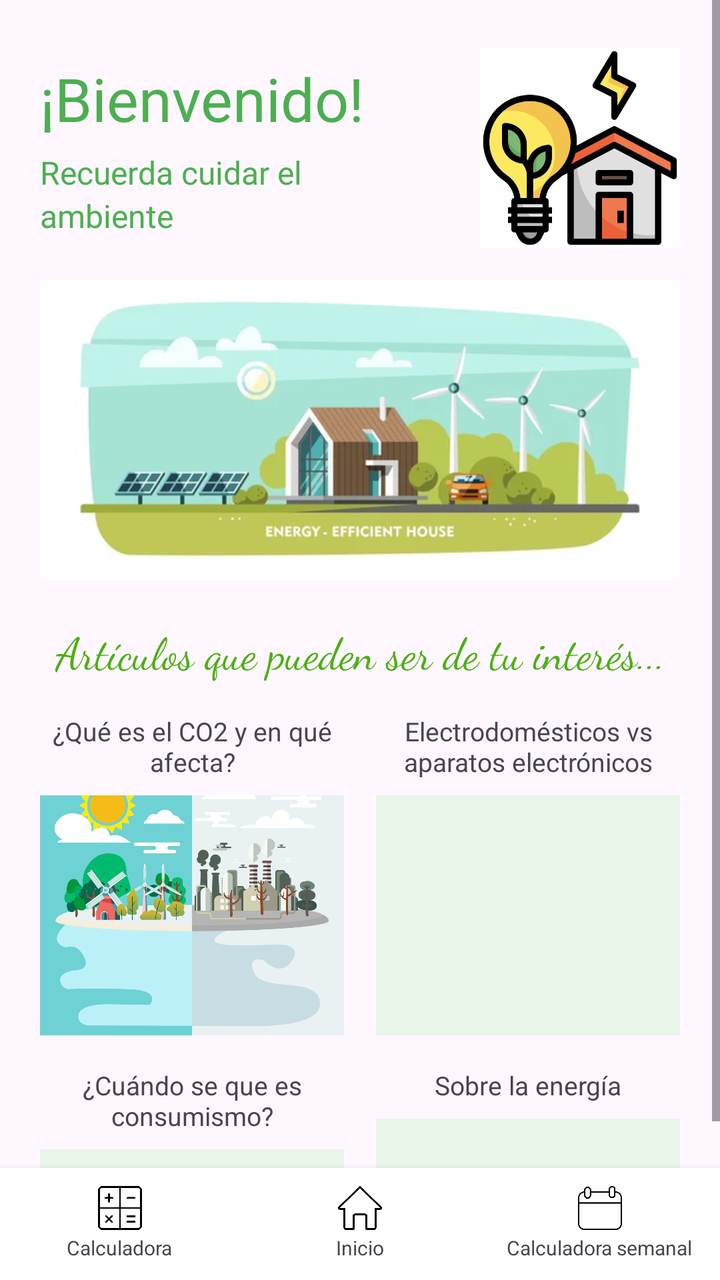
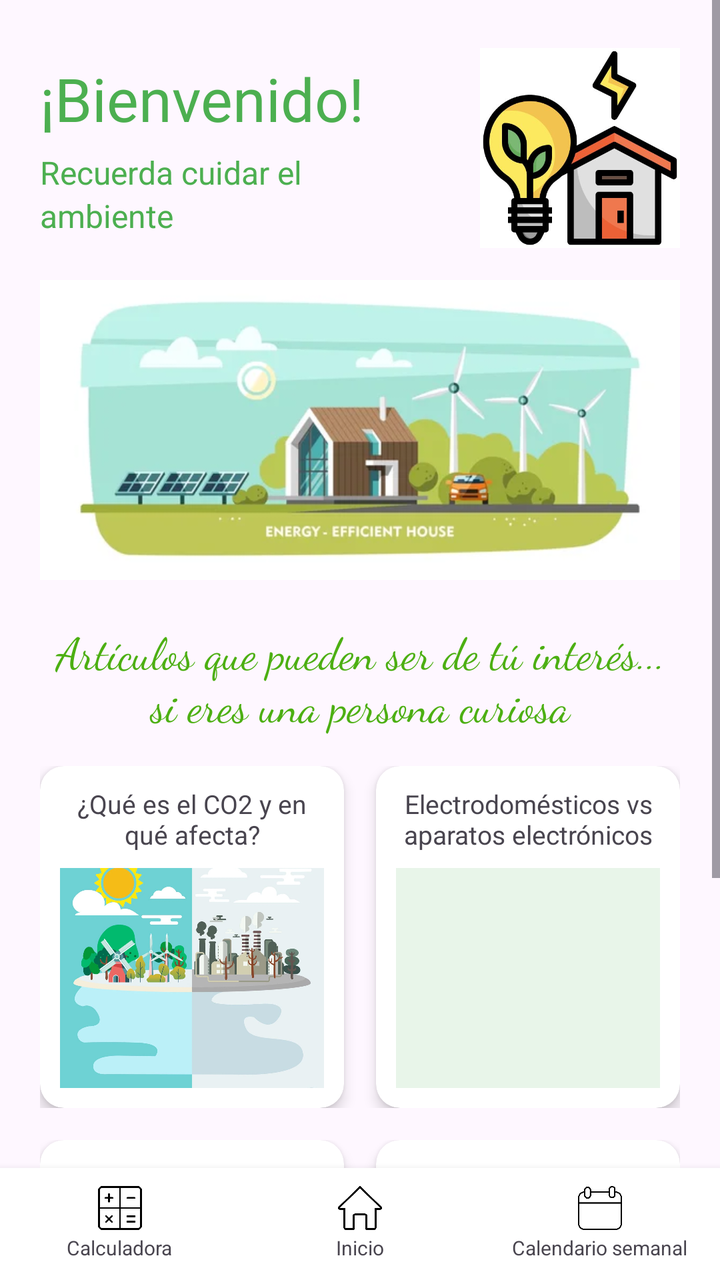

The first picture is an Android layout as it rendered before a commit; the second is the same layout after the commit. The layout source and the unified diff follow.
<!-- AndroidManifest.xml: application theme Theme.R3 -->
<!-- res/layout/activity_main.xml -->
<?xml version="1.0" encoding="utf-8"?>
<androidx.constraintlayout.widget.ConstraintLayout xmlns:android="http://schemas.android.com/apk/res/android"
    xmlns:app="http://schemas.android.com/apk/res-auto"
    xmlns:tools="http://schemas.android.com/tools"
    android:id="@+id/main"
    android:layout_width="match_parent"
    android:layout_height="match_parent"
    tools:context=".MainActivity">

    <ScrollView
        android:id="@+id/scrollViewPrincipal"
        android:layout_width="match_parent"
        android:layout_height="0dp"
        android:fillViewport="true"
        android:layout_weight="1"
        tools:ignore="MissingConstraints">

        <LinearLayout
            android:layout_width="match_parent"
            android:layout_height="wrap_content"
            android:orientation="vertical"
            android:paddingHorizontal="20dp"
            android:paddingTop="24dp"
            android:paddingBottom="24dp">

            <LinearLayout
                android:layout_width="match_parent"
                android:layout_height="wrap_content"
                android:orientation="horizontal"
                android:gravity="center_vertical"
                android:layout_marginBottom="16dp">

                <LinearLayout
                    android:layout_width="0dp"
                    android:layout_height="wrap_content"
                    android:layout_weight="1"
                    android:orientation="vertical">

                    <TextView
                        android:id="@+id/bienvendi"
                        android:layout_width="wrap_content"
                        android:layout_height="wrap_content"
                        android:fontFamily="@font/lobster"
                        android:text="¡Bienvenido!"
                        android:textColor="#4CAF50"
                        android:textSize="30sp" />

                    <TextView
                        android:id="@+id/recuerda"
                        android:layout_width="wrap_content"
                        android:layout_height="wrap_content"
                        android:layout_marginTop="6dp"
                        android:fontFamily="sans-serif"
                        android:text="Recuerda cuidar el"
                        android:textColor="#4CAF50"
                        android:textSize="16sp" />

                    <TextView
                        android:id="@+id/ambiente"
                        android:layout_width="wrap_content"
                        android:layout_height="wrap_content"
                        android:fontFamily="sans-serif"
                        android:text="ambiente"
                        android:textColor="#4CAF50"
                        android:textSize="16sp" />
                </LinearLayout>

                <ImageView
                    android:id="@+id/imageView17"
                    android:layout_width="100dp"
                    android:layout_height="100dp"
                    android:scaleType="fitCenter"
                    android:src="@drawable/img1" />
            </LinearLayout>

            
            <ImageView
                android:id="@+id/imageView10"
                android:layout_width="match_parent"
                android:layout_height="150dp"
                android:layout_marginBottom="20dp"
                android:scaleType="centerCrop"
                android:src="@drawable/img2" />

            
            <TextView
                android:id="@+id/textView32"
                android:layout_width="match_parent"
                android:layout_height="wrap_content"
                android:layout_marginBottom="16dp"
                android:fontFamily="cursive"
                android:gravity="center"
                android:text="Artículos que pueden ser de tu interés..."
                android:textColor="#4CAF12"
                android:textSize="22sp" />

            
            <LinearLayout
                android:layout_width="match_parent"
                android:layout_height="wrap_content"
                android:orientation="horizontal"
                android:layout_marginBottom="16dp">

                
                <LinearLayout
                    android:layout_width="0dp"
                    android:layout_height="wrap_content"
                    android:layout_weight="1"
                    android:orientation="vertical"
                    android:gravity="center_horizontal"
                    android:paddingEnd="8dp">

                    <TextView
                        android:id="@+id/textView33"
                        android:layout_width="match_parent"
                        android:layout_height="wrap_content"
                        android:layout_marginBottom="8dp"
                        android:gravity="center"
                        android:text="¿Qué es el CO2 y en qué afecta?"
                        android:textSize="13sp" />

                    <ImageView
                        android:id="@+id/imageViewco"
                        android:layout_width="match_parent"
                        android:layout_height="120dp"
                        android:scaleType="centerCrop"
                        android:src="@drawable/co2" />
                </LinearLayout>

                
                <LinearLayout
                    android:layout_width="0dp"
                    android:layout_height="wrap_content"
                    android:layout_weight="1"
                    android:orientation="vertical"
                    android:gravity="center_horizontal"
                    android:paddingStart="8dp">

                    <TextView
                        android:id="@+id/textView34"
                        android:layout_width="match_parent"
                        android:layout_height="wrap_content"
                        android:layout_marginBottom="8dp"
                        android:gravity="center"
                        android:text="Electrodomésticos vs aparatos electrónicos"
                        android:textSize="13sp" />

                    
                    <ImageView
                        android:id="@+id/imageViewArticulo2"
                        android:layout_width="match_parent"
                        android:layout_height="120dp"
                        android:background="#E8F5E9"
                        android:scaleType="centerCrop" />
                </LinearLayout>
            </LinearLayout>

            
            <LinearLayout
                android:layout_width="match_parent"
                android:layout_height="wrap_content"
                android:orientation="horizontal"
                android:layout_marginBottom="12dp">

                
                <LinearLayout
                    android:layout_width="0dp"
                    android:layout_height="wrap_content"
                    android:layout_weight="1"
                    android:orientation="vertical"
                    android:gravity="center_horizontal"
                    android:paddingEnd="8dp">

                    <TextView
                        android:id="@+id/textView35"
                        android:layout_width="match_parent"
                        android:layout_height="wrap_content"
                        android:layout_marginBottom="8dp"
                        android:gravity="center"
                        android:text="¿Cuándo se que es consumismo?"
                        android:textSize="13sp" />

                    
                    <ImageView
                        android:id="@+id/imageViewArticulo3"
                        android:layout_width="match_parent"
                        android:layout_height="120dp"
                        android:background="#E8F5E9"
                        android:scaleType="centerCrop" />
                </LinearLayout>

                
                <LinearLayout
                    android:layout_width="0dp"
                    android:layout_height="wrap_content"
                    android:layout_weight="1"
                    android:orientation="vertical"
                    android:gravity="center_horizontal"
                    android:paddingStart="8dp">

                    <TextView
                        android:id="@+id/textView36"
                        android:layout_width="match_parent"
                        android:layout_height="wrap_content"
                        android:layout_marginBottom="8dp"
                        android:gravity="center"
                        android:text="Sobre la energía"
                        android:textSize="13sp" />

                    
                    <ImageView
                        android:id="@+id/imageViewArticulo4"
                        android:layout_width="match_parent"
                        android:layout_height="120dp"
                        android:background="#E8F5E9"
                        android:scaleType="centerCrop" />
                </LinearLayout>
            </LinearLayout>

        </LinearLayout>
    </ScrollView>

    
    <LinearLayout
        android:id="@+id/barraInferior"
        android:layout_width="0dp"
        android:layout_height="56dp"
        android:orientation="horizontal"
        android:gravity="center_vertical"
        android:background="#FFFFFF"
        android:elevation="6dp"
        app:layout_constraintBottom_toBottomOf="parent"
        app:layout_constraintStart_toStartOf="parent"
        app:layout_constraintEnd_toEndOf="parent">

        <LinearLayout
            android:id="@+id/btnNavCalculadora"
            android:layout_width="0dp"
            android:layout_height="match_parent"
            android:layout_weight="1"
            android:orientation="vertical"
            android:gravity="center">

            <ImageView
                android:id="@+id/imageView5"
                android:layout_width="22dp"
                android:layout_height="22dp"
                android:src="@drawable/calculadora" />

            <TextView
                android:id="@+id/textView17"
                android:layout_width="wrap_content"
                android:layout_height="wrap_content"
                android:layout_marginTop="2dp"
                android:gravity="center"
                android:text="Calculadora"
                android:textSize="10sp" />
        </LinearLayout>

        <LinearLayout
            android:id="@+id/btnNavInicio"
            android:layout_width="0dp"
            android:layout_height="match_parent"
            android:layout_weight="1"
            android:orientation="vertical"
            android:gravity="center">

            <ImageView
                android:id="@+id/imageView6"
                android:layout_width="22dp"
                android:layout_height="22dp"
                android:src="@drawable/inicio" />

            <TextView
                android:id="@+id/textView19"
                android:layout_width="wrap_content"
                android:layout_height="wrap_content"
                android:layout_marginTop="2dp"
                android:gravity="center"
                android:text="Inicio"
                android:textSize="10sp" />
        </LinearLayout>

        <LinearLayout
            android:id="@+id/btnNavCalendario"
            android:layout_width="0dp"
            android:layout_height="match_parent"
            android:layout_weight="1"
            android:orientation="vertical"
            android:gravity="center">

            <ImageView
                android:id="@+id/imageView7"
                android:layout_width="22dp"
                android:layout_height="22dp"
                android:src="@drawable/calendario" />

            <TextView
                android:id="@+id/textView28"
                android:layout_width="wrap_content"
                android:layout_height="wrap_content"
                android:layout_marginTop="2dp"
                android:gravity="center"
                android:text="@string/txt31"
                android:textSize="10dp" />
        </LinearLayout>
    </LinearLayout>



</androidx.constraintlayout.widget.ConstraintLayout>
<!-- resources referenced by this layout -->
<resources>
  <!-- drawable calculadora: png bitmap (drawable, 8969 bytes) -->
  <!-- drawable calendario: png bitmap (drawable, 9821 bytes) -->
  <!-- drawable co2: jpg bitmap (drawable, 70457 bytes) -->
  <!-- drawable img1: jpg bitmap (drawable, 20943 bytes) -->
  <!-- drawable img2: jpg bitmap (drawable, 11560 bytes) -->
  <!-- drawable inicio: png bitmap (drawable, 9602 bytes) -->
  <string name="txt31">Calculadora semanal</string>
      //Fer ........................................
  <style name="Theme.R3" parent="Base.Theme.R3" />
  <style name="Base.Theme.R3" parent="Theme.Material3.Light.NoActionBar">
          
          
      </style>
</resources>

<!-- the commit's change to res/layout/activity_main.xml (unified diff, before → after) -->
@@ -9,11 +9,12 @@
 
     <ScrollView
         android:id="@+id/scrollViewPrincipal"
-        android:layout_width="match_parent"
+        android:layout_width="0dp"
         android:layout_height="0dp"
-        android:fillViewport="true"
-        android:layout_weight="1"
-        tools:ignore="MissingConstraints">
+        app:layout_constraintTop_toTopOf="parent"
+        app:layout_constraintBottom_toTopOf="@+id/barraInferior"
+        app:layout_constraintStart_toStartOf="parent"
+        app:layout_constraintEnd_toEndOf="parent">
 
         <LinearLayout
             android:layout_width="match_parent"
@@ -23,6 +24,7 @@
             android:paddingTop="24dp"
             android:paddingBottom="24dp">
 
+
             <LinearLayout
                 android:layout_width="match_parent"
                 android:layout_height="wrap_content"
@@ -41,7 +43,7 @@
                         android:layout_width="wrap_content"
                         android:layout_height="wrap_content"
                         android:fontFamily="@font/lobster"
-                        android:text="¡Bienvenido!"
+                        android:text="@string/TXT1"
                         android:textColor="#4CAF50"
                         android:textSize="30sp" />
 
@@ -51,7 +53,7 @@
                         android:layout_height="wrap_content"
                         android:layout_marginTop="6dp"
                         android:fontFamily="sans-serif"
-                        android:text="Recuerda cuidar el"
+                        android:text="@string/txt2"
                         android:textColor="#4CAF50"
                         android:textSize="16sp" />
 
@@ -60,7 +62,7 @@
                         android:layout_width="wrap_content"
                         android:layout_height="wrap_content"
                         android:fontFamily="sans-serif"
-                        android:text="ambiente"
+                        android:text="@string/txt3"
                         android:textColor="#4CAF50"
                         android:textSize="16sp" />
                 </LinearLayout>
@@ -73,7 +75,7 @@
                     android:src="@drawable/img1" />
             </LinearLayout>
 
-            
+
             <ImageView
                 android:id="@+id/imageView10"
                 android:layout_width="match_parent"
@@ -82,7 +84,6 @@
                 android:scaleType="centerCrop"
                 android:src="@drawable/img2" />
 
-            
             <TextView
                 android:id="@+id/textView32"
                 android:layout_width="match_parent"
@@ -90,131 +91,171 @@
                 android:layout_marginBottom="16dp"
                 android:fontFamily="cursive"
                 android:gravity="center"
-                android:text="Artículos que pueden ser de tu interés..."
+                android:text="@string/txt35"
                 android:textColor="#4CAF12"
                 android:textSize="22sp" />
 
+
+            <LinearLayout
+                android:layout_width="match_parent"
+                android:layout_height="wrap_content"
+                android:orientation="horizontal"
+                android:layout_marginBottom="16dp">
+
+
+                <androidx.cardview.widget.CardView
+                    android:id="@+id/cardArticulo1"
+                    android:layout_width="0dp"
+                    android:layout_height="wrap_content"
+                    android:layout_weight="1"
+                    android:layout_marginEnd="8dp"
+                    app:cardCornerRadius="12dp"
+                    app:cardElevation="4dp"
+                    app:cardBackgroundColor="#FFFFFF">
+
+                    <LinearLayout
+                        android:layout_width="match_parent"
+                        android:layout_height="wrap_content"
+                        android:orientation="vertical"
+                        android:padding="10dp"
+                        android:gravity="center_horizontal">
+
+                        <TextView
+                            android:id="@+id/textView33"
+                            android:layout_width="match_parent"
+                            android:layout_height="wrap_content"
+                            android:layout_marginBottom="8dp"
+                            android:gravity="center"
+                            android:text="@string/txt33"
+                            android:textSize="13sp" />
+
+                        <ImageView
+                            android:id="@+id/imageView14"
+                            android:layout_width="match_parent"
+                            android:layout_height="110dp"
+                            android:scaleType="centerCrop"
+                            android:src="@drawable/co2" />
+                    </LinearLayout>
+                </androidx.cardview.widget.CardView>
+
+                
+                <androidx.cardview.widget.CardView
+                    android:id="@+id/cardArticulo2"
+                    android:layout_width="0dp"
+                    android:layout_height="wrap_content"
+                    android:layout_weight="1"
+                    android:layout_marginStart="8dp"
+                    app:cardCornerRadius="12dp"
+                    app:cardElevation="4dp"
+                    app:cardBackgroundColor="#FFFFFF">
+
+                    <LinearLayout
+                        android:layout_width="match_parent"
+                        android:layout_height="wrap_content"
+                        android:orientation="vertical"
+                        android:padding="10dp"
+                        android:gravity="center_horizontal">
+
+                        <TextView
+                            android:id="@+id/textView36"
+                            android:layout_width="match_parent"
+                            android:layout_height="wrap_content"
+                            android:layout_marginBottom="8dp"
+                            android:gravity="center"
+                            android:text="Electrodomésticos vs aparatos electrónicos"
+                            android:textSize="13sp" />
+
+                        
+                        <ImageView
+                            android:id="@+id/imageViewArticulo2"
+                            android:layout_width="match_parent"
+                            android:layout_height="110dp"
+                            android:background="#E8F5E9"
+                            android:scaleType="centerCrop" />
+                    </LinearLayout>
+                </androidx.cardview.widget.CardView>
+            </LinearLayout>
+
             
             <LinearLayout
                 android:layout_width="match_parent"
                 android:layout_height="wrap_content"
                 android:orientation="horizontal"
-                android:layout_marginBottom="16dp">
+                android:layout_marginBottom="12dp">
 
                 
-                <LinearLayout
-                    android:layout_width="0dp"
-                    android:layout_height="wrap_content"
-                    android:layout_weight="1"
-                    android:orientation="vertical"
-                    android:gravity="center_horizontal"
-                    android:paddingEnd="8dp">
-
-                    <TextView
-                        android:id="@+id/textView33"
+                <androidx.cardview.widget.CardView
+                    android:id="@+id/cardArticulo3"
+                    android:layout_width="0dp"
+                    android:layout_height="wrap_content"
+                    android:layout_weight="1"
+                    android:layout_marginEnd="8dp"
+                    app:cardCornerRadius="12dp"
+                    app:cardElevation="4dp"
+                    app:cardBackgroundColor="#FFFFFF">
+
+                    <LinearLayout
                         android:layout_width="match_parent"
                         android:layout_height="wrap_content"
-                        android:layout_marginBottom="8dp"
-                        android:gravity="center"
-                        android:text="¿Qué es el CO2 y en qué afecta?"
-                        android:textSize="13sp" />
-
-                    <ImageView
-                        android:id="@+id/imageViewco"
+                        android:orientation="vertical"
+                        android:padding="10dp"
+                        android:gravity="center_horizontal">
+
+                        <TextView
+                            android:id="@+id/textView35"
+                            android:layout_width="match_parent"
+                            android:layout_height="wrap_content"
+                            android:layout_marginBottom="8dp"
+                            android:gravity="center"
+                            android:text="¿Cuándo se que es consumismo?"
+                            android:textSize="13sp" />
+
+                        
+                        <ImageView
+                            android:id="@+id/imageViewArticulo3"
+                            android:layout_width="match_parent"
+                            android:layout_height="110dp"
+                            android:background="#E8F5E9"
+                            android:scaleType="centerCrop" />
+                    </LinearLayout>
+                </androidx.cardview.widget.CardView>
+
+                
+                <androidx.cardview.widget.CardView
+                    android:id="@+id/cardArticulo4"
+                    android:layout_width="0dp"
+                    android:layout_height="wrap_content"
+                    android:layout_weight="1"
+                    android:layout_marginStart="8dp"
+                    app:cardCornerRadius="12dp"
+                    app:cardElevation="4dp"
+                    app:cardBackgroundColor="#FFFFFF">
+
+                    <LinearLayout
                         android:layout_width="match_parent"
-                        android:layout_height="120dp"
-                        android:scaleType="centerCrop"
-                        android:src="@drawable/co2" />
-                </LinearLayout>
-
-                
-                <LinearLayout
-                    android:layout_width="0dp"
-                    android:layout_height="wrap_content"
-                    android:layout_weight="1"
-                    android:orientation="vertical"
-                    android:gravity="center_horizontal"
-                    android:paddingStart="8dp">
-
-                    <TextView
-                        android:id="@+id/textView34"
-                        android:layout_width="match_parent"
-                        android:layout_height="wrap_content"
-                        android:layout_marginBottom="8dp"
-                        android:gravity="center"
-                        android:text="Electrodomésticos vs aparatos electrónicos"
-                        android:textSize="13sp" />
-
-                    
-                    <ImageView
-                        android:id="@+id/imageViewArticulo2"
-                        android:layout_width="match_parent"
-                        android:layout_height="120dp"
-                        android:background="#E8F5E9"
-                        android:scaleType="centerCrop" />
-                </LinearLayout>
-            </LinearLayout>
-
-            
-            <LinearLayout
-                android:layout_width="match_parent"
-                android:layout_height="wrap_content"
-                android:orientation="horizontal"
-                android:layout_marginBottom="12dp">
-
-                
-                <LinearLayout
-                    android:layout_width="0dp"
-                    android:layout_height="wrap_content"
-                    android:layout_weight="1"
-                    android:orientation="vertical"
-                    android:gravity="center_horizontal"
-                    android:paddingEnd="8dp">
-
-                    <TextView
-                        android:id="@+id/textView35"
-                        android:layout_width="match_parent"
-                        android:layout_height="wrap_content"
-                        android:layout_marginBottom="8dp"
-                        android:gravity="center"
-                        android:text="¿Cuándo se que es consumismo?"
-                        android:textSize="13sp" />
-
-                    
-                    <ImageView
-                        android:id="@+id/imageViewArticulo3"
-                        android:layout_width="match_parent"
-                        android:layout_height="120dp"
-                        android:background="#E8F5E9"
-                        android:scaleType="centerCrop" />
-                </LinearLayout>
-
-                
-                <LinearLayout
-                    android:layout_width="0dp"
-                    android:layout_height="wrap_content"
-                    android:layout_weight="1"
-                    android:orientation="vertical"
-                    android:gravity="center_horizontal"
-                    android:paddingStart="8dp">
-
-                    <TextView
-                        android:id="@+id/textView36"
-                        android:layout_width="match_parent"
-                        android:layout_height="wrap_content"
-                        android:layout_marginBottom="8dp"
-                        android:gravity="center"
-                        android:text="Sobre la energía"
-                        android:textSize="13sp" />
-
-                    
-                    <ImageView
-                        android:id="@+id/imageViewArticulo4"
-                        android:layout_width="match_parent"
-                        android:layout_height="120dp"
-                        android:background="#E8F5E9"
-                        android:scaleType="centerCrop" />
-                </LinearLayout>
+                        android:layout_height="wrap_content"
+                        android:orientation="vertical"
+                        android:padding="10dp"
+                        android:gravity="center_horizontal">
+
+                        <TextView
+                            android:id="@+id/textViewArticulo4"
+                            android:layout_width="match_parent"
+                            android:layout_height="wrap_content"
+                            android:layout_marginBottom="8dp"
+                            android:gravity="center"
+                            android:text="Sobre la energía"
+                            android:textSize="13sp" />
+
+                        
+                        <ImageView
+                            android:id="@+id/imageViewArticulo4"
+                            android:layout_width="match_parent"
+                            android:layout_height="110dp"
+                            android:background="#E8F5E9"
+                            android:scaleType="centerCrop" />
+                    </LinearLayout>
+                </androidx.cardview.widget.CardView>
             </LinearLayout>
 
         </LinearLayout>
@@ -301,11 +342,9 @@
                 android:layout_height="wrap_content"
                 android:layout_marginTop="2dp"
                 android:gravity="center"
-                android:text="@string/txt31"
-                android:textSize="10dp" />
+                android:text="Calendario semanal"
+                android:textSize="10sp" />
         </LinearLayout>
     </LinearLayout>
 
-
-
 </androidx.constraintlayout.widget.ConstraintLayout>
<!-- resource entries referenced after the edit -->
@@ -6,8 +6,12 @@
   <!-- drawable img1: jpg bitmap (drawable, 20943 bytes) -->
   <!-- drawable img2: jpg bitmap (drawable, 11560 bytes) -->
   <!-- drawable inicio: png bitmap (drawable, 9602 bytes) -->
-  <string name="txt31">Calculadora semanal</string>
-      //Fer ........................................
+  <string name="TXT1">¡Bienvenido!</string>
+  <string name="txt2">Recuerda cuidar el</string>
+  <string name="txt3">ambiente</string>
+  <string name="txt33">¿Qué es el CO2 y en qué afecta?</string>
+      //Antto
+  <string name="txt35">Artículos que pueden ser de tú interés...\nsi eres una persona curiosa</string>
   <style name="Theme.R3" parent="Base.Theme.R3" />
   <style name="Base.Theme.R3" parent="Theme.Material3.Light.NoActionBar">
           
